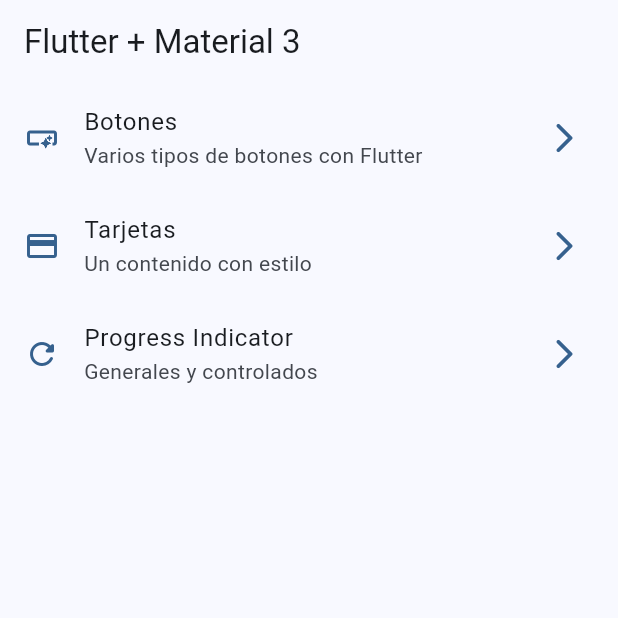
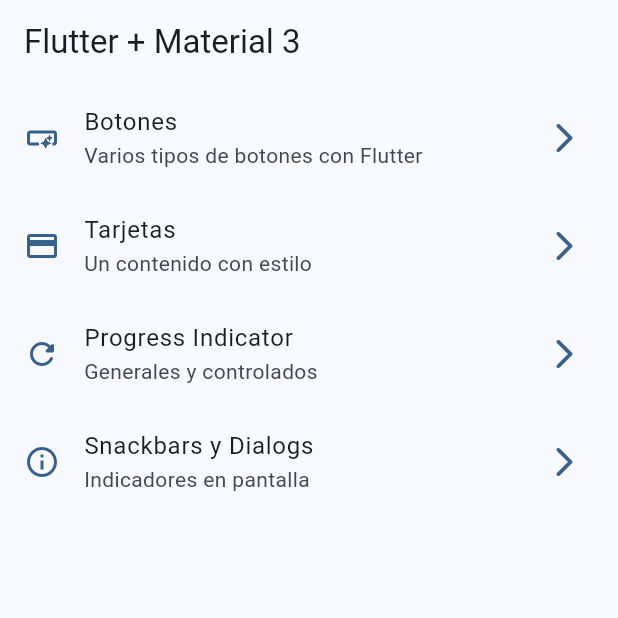
Before and after one commit to DanielDevHN/widgetsFlutterApp, a Flutter app: the screen it shows after launch, on a phone screen of 412 x 824 dp, the top half of it. Run offline on Flutter 3.47's test engine with Material 2 defaults, Android fonts, the phone set to English and light mode, and no system bars; our stand-ins replace go_router.

Commit message:
Snackbar dialogs screen finished

```diff
--- a/lib/config/menu/menu_items.dart
+++ b/lib/config/menu/menu_items.dart
@@ -32,5 +32,11 @@ const appMenuItems = <MenuItem>[
     subTitle: 'Generales y controlados',
     link: '/progress',
     icon: Icons.refresh_rounded,
+  ),
+  MenuItem(
+    title: 'Snackbars y Dialogs',
+    subTitle: 'Indicadores en pantalla',
+    link: '/snackbar',
+    icon: Icons.info_outline,
   )
 ];
--- a/lib/config/router/app_router.dart
+++ b/lib/config/router/app_router.dart
@@ -25,5 +25,10 @@ final appRouter = GoRouter(
       name: ProgressScreen.name,
       builder: (context, state) => const ProgressScreen(),
     ),
+    GoRoute(
+      path: '/snackbar',
+      name: SnackbarScreen.name,
+      builder: (context, state) => const SnackbarScreen(),
+    ),
   ],
 );
--- a/lib/main.dart
+++ b/lib/main.dart
@@ -13,6 +13,7 @@ class MainApp extends StatelessWidget {
   Widget build(BuildContext context) {
     return MaterialApp.router(
       routerConfig: appRouter,
+      title: 'Flutter Widgets App',
       debugShowCheckedModeBanner: false,
       theme: AppTheme(selectedColor: 0).getTheme(),
     );
```
Also changed, not shown: lib/presentation/screens/snackbar/snackbar_screen.dart (+63 -1 lines).
